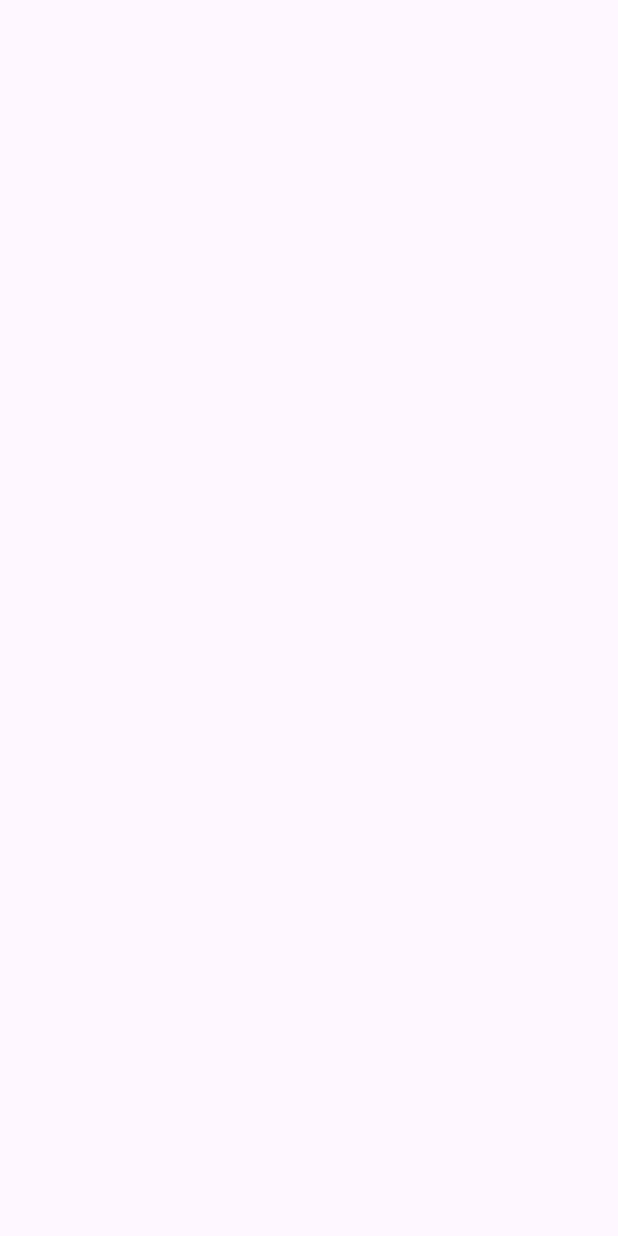
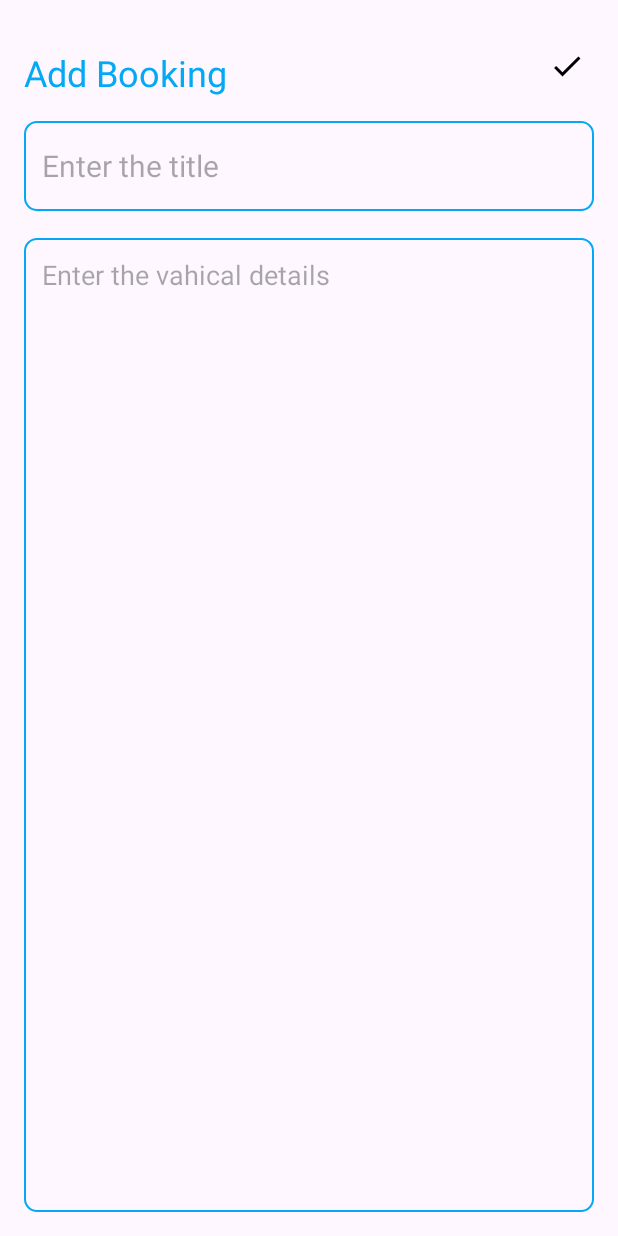
Before and after one commit to AselaWanigabadu/MAD.app, an Android app: the AddNoteActivity screen opened directly, with no data from a screen before it, on a phone screen of 412 x 824 dp. Before the commit the screen is empty. Run offline under Robolectric (Android 15) with nearby library versions, the phone set to English and light mode, and no system bars.

Commit message:
AddNote activity edit

```diff
--- a/app/src/main/java/com/example/madapp2/AddNoteActivity.kt
+++ b/app/src/main/java/com/example/madapp2/AddNoteActivity.kt
@@ -2,10 +2,30 @@ package com.example.madapp2
 
 import androidx.appcompat.app.AppCompatActivity
 import android.os.Bundle
+import android.widget.Toast
+import com.example.madapp2.databinding.ActivityAddNoteBinding
 
 class AddNoteActivity : AppCompatActivity() {
+
+    private lateinit var binding: ActivityAddNoteBinding
+    private lateinit var db:NoteDataBaseHelper
     override fun onCreate(savedInstanceState: Bundle?) {
         super.onCreate(savedInstanceState)
-        setContentView(R.layout.activity_add_note)
+        binding = ActivityAddNoteBinding.inflate(layoutInflater)
+        setContentView(binding.root)
+
+        db= NoteDataBaseHelper(this)
+
+        binding.saveButton.setOnClickListener{
+            val title=binding.titleEditTextt.text.toString()
+            val content=binding.contentEditText.text.toString()
+            val note=Note(0,title,content)
+            db.insertNote(note)
+            finish()
+            Toast.makeText(this,"Note Saved",Toast.LENGTH_SHORT).show()
+
+
+        }
+
     }
 }
--- /dev/null
+++ b/app/src/main/java/com/example/madapp2/Note.kt
@@ -0,0 +1,3 @@
+package com.example.madapp2
+
+data class Note(val id:Int,val title:String ,val content:String)
--- a/app/src/main/res/layout/activity_add_note.xml
+++ b/app/src/main/res/layout/activity_add_note.xml
@@ -1,9 +1,60 @@
 <?xml version="1.0" encoding="utf-8"?>
-<androidx.constraintlayout.widget.ConstraintLayout xmlns:android="http://schemas.android.com/apk/res/android"
+<RelativeLayout
+
+    xmlns:android="http://schemas.android.com/apk/res/android"
     xmlns:app="http://schemas.android.com/apk/res-auto"
     xmlns:tools="http://schemas.android.com/tools"
     android:layout_width="match_parent"
     android:layout_height="match_parent"
+    android:orientation="vertical"
+    android:padding="16dp"
     tools:context=".AddNoteActivity">
 
-</androidx.constraintlayout.widget.ConstraintLayout>
+    <TextView
+        android:id="@+id/addNoteHeadingg"
+        android:layout_width="wrap_content"
+        android:layout_height="wrap_content"
+        android:layout_alignParentTop="true"
+        android:layout_marginTop="16dp"
+        android:text="Add Booking"
+        android:textColor="@color/blue"
+        android:textSize="24dp" />
+
+    <ImageView
+        android:id="@+id/saveButton"
+        android:layout_width="wrap_content"
+        android:layout_height="wrap_content"
+        android:src="@drawable/baseline_done_24"
+        android:layout_alignParentEnd="true"
+        android:layout_alignTop="@id/addNoteHeadingg"
+        android:layout_marginEnd="6dp"
+
+        />
+    <EditText
+        android:id="@+id/titleEditTextt"
+        android:layout_width="match_parent"
+        android:layout_height="60dp"
+        android:hint="Enter the title"
+        android:padding="12dp"
+        android:textSize="20sp"
+        android:layout_below="@+id/addNoteHeadingg"
+        android:background="@drawable/orange_boarder"
+        android:layout_marginTop="16dp"
+        android:maxLines="1" />
+    <EditText
+        android:id="@+id/contentEditText"
+        android:layout_width="match_parent"
+        android:layout_height="match_parent"
+        android:hint="Enter the vahical details"
+        android:gravity="top"
+        android:padding="12dp"
+        android:textSize="18sp"
+
+        android:background="@drawable/orange_boarder"
+        android:layout_below="@+id/titleEditTextt"
+        android:layout_marginTop="18sp"
+
+        />
+
+
+</RelativeLayout>
```
Also changed, not shown: app/src/main/java/com/example/madapp2/MainActivity.kt (+11 -1 lines), app/src/main/java/com/example/madapp2/NoteDataBaseHelper.kt (added, +40 -0 lines), app/src/main/res/layout/activity_main.xml (+17 -8 lines).
